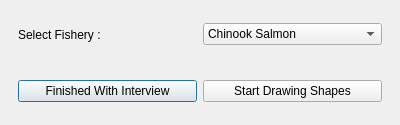
First picture: the form in cobi_loreto/Interview/selectfishery.ui, repository Ecotrust/openoceanmap-desktop, before the edit.
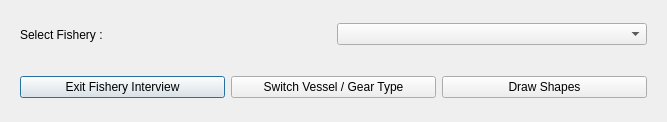
Second picture: the form after the edit.

Commit message: teaks to get fishery forms to talk to new fisherywindow form

Diff of the .ui file:
```diff
--- a/cobi_loreto/Interview/selectfishery.ui
+++ b/cobi_loreto/Interview/selectfishery.ui
@@ -6,29 +6,17 @@
    <rect>
     <x>0</x>
     <y>0</y>
-    <width>400</width>
-    <height>125</height>
+    <width>667</width>
+    <height>122</height>
    </rect>
   </property>
   <property name="windowTitle" >
    <string>OpenOceanMap - Select Fishery</string>
   </property>
   <layout class="QVBoxLayout" >
-   <property name="margin" >
-    <number>9</number>
-   </property>
-   <property name="spacing" >
-    <number>6</number>
-   </property>
    <item>
     <widget class="QWidget" native="1" name="widget" >
      <layout class="QHBoxLayout" >
-      <property name="margin" >
-       <number>9</number>
-      </property>
-      <property name="spacing" >
-       <number>6</number>
-      </property>
       <item>
        <widget class="QLabel" name="fishery_text" >
         <property name="text" >
@@ -40,7 +28,7 @@
        <widget class="QComboBox" name="fishery_comboBox" >
         <item>
          <property name="text" >
-          <string>Chinook Salmon</string>
+          <string/>
          </property>
         </item>
         <item>
@@ -76,23 +64,24 @@
    <item>
     <widget class="QWidget" native="1" name="widget_2" >
      <layout class="QHBoxLayout" >
-      <property name="margin" >
-       <number>9</number>
-      </property>
-      <property name="spacing" >
-       <number>6</number>
-      </property>
       <item>
        <widget class="QPushButton" name="pbnFisheryFinished" >
         <property name="text" >
-         <string>Finished With Interview</string>
+         <string>Exit Fishery Interview</string>
+        </property>
+       </widget>
+      </item>
+      <item>
+       <widget class="QPushButton" name="pbnGearFinished" >
+        <property name="text" >
+         <string>Switch Vessel / Gear Type</string>
         </property>
        </widget>
       </item>
       <item>
        <widget class="QPushButton" name="pbnStartShapes" >
         <property name="text" >
-         <string>Start Drawing Shapes</string>
+         <string>Draw Shapes</string>
         </property>
        </widget>
       </item>
```
Left out of the diff: 18 changed lines with no effect on the pictures. The commit also changes 7 other files.
